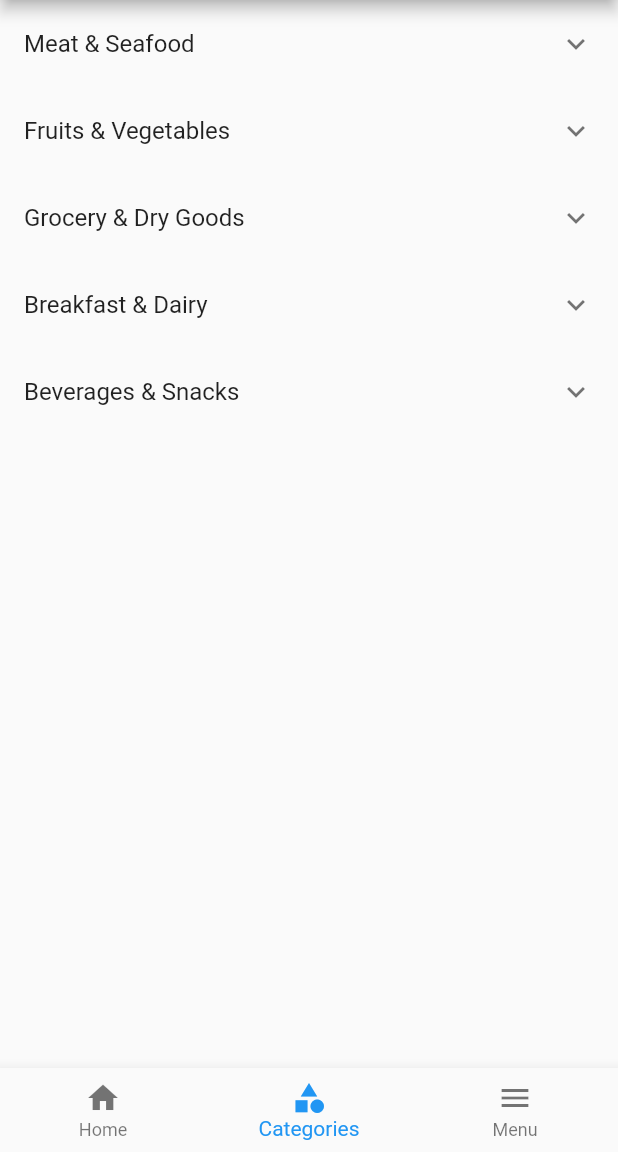
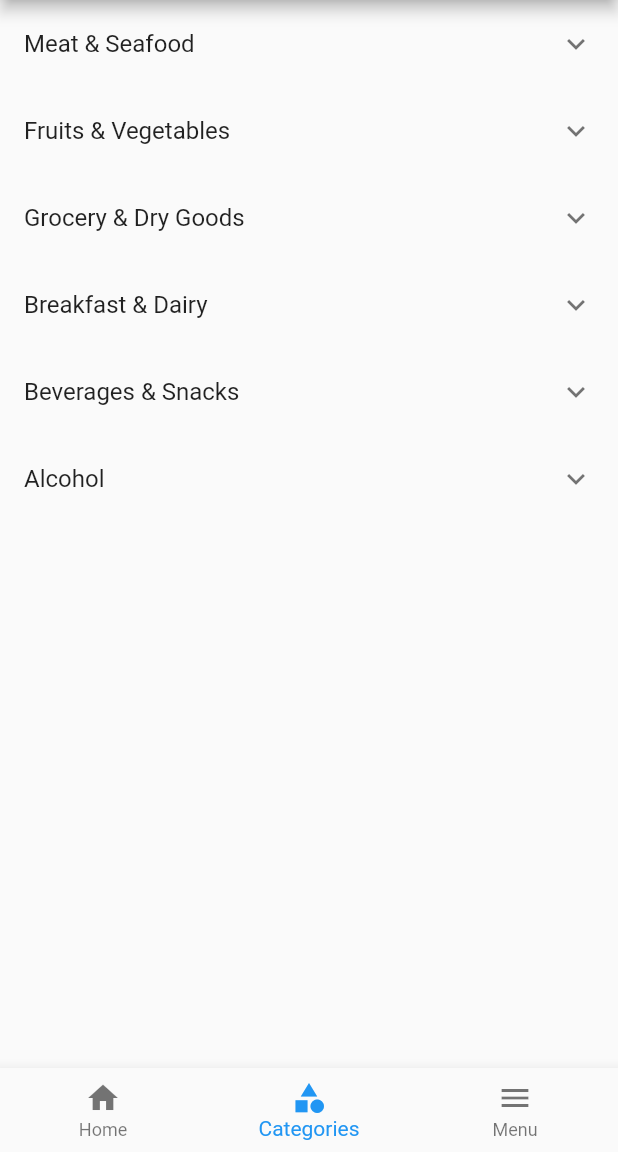
Before and after one commit to tayzarmein/zay_chin_clone_app, a Flutter app: the screen it shows after launch, item 2 of the bottom bar chosen, on a phone screen of 412 x 824 dp, the part 84-1236 px from its top. Run offline on Flutter 3.47's test engine with Material 2 defaults, Android fonts, the phone set to English and light mode, and no system bars; network calls fail.

Commit message:
added data_store and data transformation, refactor home_view, category_view

```diff
--- a/lib/categories.dart
+++ /dev/null
@@ -1,76 +0,0 @@
-import 'package:clone_zay_chin/data.dart';
-import 'package:flutter/material.dart';
-
-class Category extends StatelessWidget {
-  const Category({Key? key}) : super(key: key);
-
-  @override
-  Widget build(BuildContext context) {
-    List<Widget> resultData = [];
-    List<Widget> subCatData = [];
-
-    var categoryData = data['data'];
-
-    // categoryData!.map((e) => print(e));
-
-    categoryData!.forEach((element) {
-      element.forEach((key, value) {
-        resultData.add(ExpansionTile(
-          title: Text(key),
-          children: subCatData,
-        ));
-        value.forEach((element) {
-          subCatData.add(ListTile(
-            subtitle: Text(element),
-            onTap: () {},
-          ));
-        });
-      });
-
-      // if (element['mainCategory'] == 'Meat & Seafood') {
-      //   List<String> subCategoryData = element['subCategory'] as List<String>;
-
-      //   resultData.add(ExpansionTile(
-      //       title: Text(
-      //         element['mainCategory'].toString(),
-      //         style: kLabelTextStyle,
-      //       ),
-      //       trailing: Icon(Icons.ac_unit),
-      //       children: subCatData));
-
-      //   subCategoryData.forEach((element) {
-      //     subCatData.add(ListTile(
-      //       subtitle: Text(element
-      //           // style: kLabelTextStyle,
-      //           ),
-      //       onTap: () {},
-      //     ));
-      //   });
-      // } else if (element['mainCategory'] == 'Fruits & Vegetables') {
-      //   List<String> subCategoryData = element['subCategory'] as List<String>;
-
-      //   resultData.add(ExpansionTile(
-      //       title: Text(
-      //         element['mainCategory'].toString(),
-      //         style: kLabelTextStyle,
-      //       ),
-      //       trailing: Icon(Icons.ac_unit),
-      //       children: subCatData));
-
-      //   subCategoryData.forEach((element) {
-      //     subCatData.add(ListTile(
-      //       subtitle: Text(element
-      //           // style: kLabelTextStyle,
-      //           ),
-      //       onTap: () {},
-      //     ));
-      //   });
-      // }
-    });
-
-    return Scaffold(
-        body: ListView(
-      children: resultData,
-    ));
-  }
-}
--- /dev/null
+++ b/lib/category_view.dart
@@ -0,0 +1,46 @@
+import 'package:clone_zay_chin/sub_categories.dart';
+import 'package:flutter/material.dart';
+import 'data_store.dart';
+
+class CategoryView extends StatelessWidget {
+  const CategoryView({
+    Key? key,
+  }) : super(key: key);
+
+  @override
+  Widget build(BuildContext context) {
+    DataStore store = DataStore();
+
+    List<Widget> expansionTiles = [];
+
+    var categories = store.getCategories();
+
+    categories.forEach((category) {
+      List<SubCategory> subCategories =
+          store.getSubCategoriesFromCategory(category);
+
+      List<Widget> listTiles = subCategories
+          .map((subcategory) => ListTile(
+                subtitle: Text(subcategory.name),
+                onTap: () {
+                  Navigator.push(
+                      context,
+                      MaterialPageRoute(
+                          builder: (context) => SubCategoryPage(store
+                              .getProductsFromSubcategory(subcategory.name))));
+                },
+              ))
+          .toList();
+
+      expansionTiles.add(ExpansionTile(
+        title: Text(category.name),
+        children: listTiles,
+      ));
+    });
+
+    return Scaffold(
+        body: ListView(
+      children: expansionTiles,
+    ));
+  }
+}
--- a/lib/constants.dart
+++ b/lib/constants.dart
@@ -7,3 +7,6 @@ const kPriceTextStyle = TextStyle(
 const kAddToCartTextStyle = TextStyle(fontSize: 10.0, color: Color(0xFF1D1E66));
 const kItemDetailTextStyle = TextStyle(
     fontSize: 30.0, color: Color(0xFF1D1E66), fontWeight: FontWeight.bold);
+
+const kSubCategoryTextStyle = TextStyle(
+    fontSize: 25.0, color: Color(0xFF6C757D), fontWeight: FontWeight.bold);
--- a/lib/data.dart
+++ b/lib/data.dart
@@ -3,13 +3,14 @@
 var data = {
   "data": [
     {
-      "Meat & Seafood": [
+      "categoryName": "Meat & Seafood",
+      "meatData": [
         "Frog",
         "Chicken",
         "Fish",
         "Seafood",
         "Mutton",
-        "Port",
+        "Pork",
         "Beef",
         "Duck",
         "Bacon, Ham, Sausages & Meatball",
@@ -17,7 +18,8 @@ var data = {
       ],
     },
     {
-      "Fruits & Vegetables": [
+      "categoryName": "Fruits & Vegetables",
+      "fruitsData": [
         "Bean, Corn & More",
         "Broccoli, Cauliflower & Cabbage",
         "Buds & Shoots",
@@ -26,7 +28,8 @@ var data = {
       ],
     },
     {
-      "Grocery & Dry Goods": [
+      "categoryName": "Grocery & Dry Goods",
+      "groceryData": [
         "Baking & Dessert Items",
         "Cooking Oil",
         "Creamers & Condensed Milk",
@@ -40,7 +43,8 @@ var data = {
       ],
     },
     {
-      "Breakfast & Dairy": [
+      "categoryName": "Breakfast & Dairy",
+      "breakfastData": [
         "Bread",
         "Butter & Margerine",
         "Cereals & Cornflakes",
@@ -55,7 +59,8 @@ var data = {
       ],
     },
     {
-      "Beverages & Snacks": [
+      "categoryName": "Beverages & Snacks",
+      "beveragesData": [
         "Biscuits & Cakes",
         "Chips & Crackers",
         "Candy & Jelly",
@@ -70,3 +75,63 @@ var data = {
     }
   ]
 };
+
+var itemByCategory = {
+  "data": [
+    {
+      "name": "Chicken",
+      "chickenData": [
+        {
+          "name": "Chicken Leg",
+          "price": "1000 Ks",
+          "image": "images/chicken_leg.jpg"
+        },
+        {
+          "name": "Chicken Drumstick",
+          "price": "1000 Ks",
+          "image": "images/chicken_drumstick.jpg"
+        },
+        {
+          "name": "CP Chicken",
+          "price": "4000 Ks",
+          "image": "images/cp_whole_chicken.jpg"
+        }
+      ]
+    },
+    {
+      "name": "Pork",
+      "porkData": [
+        {
+          "name": "Pork Belly Slice",
+          "price": "2000 Ks",
+          "image": "images/pork_belly_slice.jpg"
+        },
+        {
+          "name": "Pork Ears",
+          "price": "2500 Ks",
+          "image": "images/pork_ears.jpg"
+        },
+        {
+          "name": "Prok Leg",
+          "price": "2000 Ks",
+          "image": "images/pork_leg.jpg"
+        },
+        {
+          "name": "Pork loin",
+          "price": "3000 Ks",
+          "image": "images/pork_loin.jpg"
+        },
+        {
+          "name": "Pork Rib",
+          "price": "2000 Ks",
+          "image": "images/pork_rib.jpg"
+        },
+        {
+          "name": "Pork Thigh",
+          "price": "4000 Ks",
+          "image": "images/pork_thigh.jpg"
+        }
+      ]
+    }
+  ],
+};
--- /dev/null
+++ b/lib/data_store.dart
@@ -0,0 +1,243 @@
+class Category {
+  String name;
+  // List<SubCategory> subCategory;
+  // List<Product> product;
+
+  Category({required this.name});
+}
+
+class SubCategory {
+  String name;
+  Category category;
+  // List<Product> product;
+
+  SubCategory({required this.name, required this.category});
+}
+
+class Product {
+  String name;
+  String price;
+  String image;
+  SubCategory subCategory;
+  Category category;
+
+  Product(
+      {required this.name,
+      required this.price,
+      required this.image,
+      required this.subCategory,
+      required this.category});
+}
+
+class DataStore {
+  late List<Category> categories;
+  late List<SubCategory> subCateories;
+  late List<Product> products;
+
+  DataStore() {
+    var meatSeafood = Category(name: 'Meat & Seafood');
+    var fruitsVegetable = Category(name: 'Fruits & Vegetables');
+    var groceryAndDryGood = Category(name: 'Grocery & Dry Goods');
+    var breakfastAndDairy = Category(name: 'Breakfast & Dairy');
+    var beverageAndSnack = Category(name: 'Beverages & Snacks');
+    var alcohol = Category(name: 'Alcohol');
+    this.categories = [
+      meatSeafood,
+      fruitsVegetable,
+      groceryAndDryGood,
+      breakfastAndDairy,
+      beverageAndSnack,
+      alcohol,
+    ];
+
+    var chicken = SubCategory(name: 'Chicken', category: meatSeafood);
+    var pork = SubCategory(name: 'Pork', category: meatSeafood);
+    var frog = SubCategory(name: 'Forg', category: meatSeafood);
+    var fish = SubCategory(name: 'Fish', category: meatSeafood);
+
+    var beanAndCorn =
+        SubCategory(name: 'Bean, Corn & More', category: fruitsVegetable);
+    var broccoliAndCauliflower = SubCategory(
+        name: 'Broccoli, Cauliflower & Cabbage', category: fruitsVegetable);
+    var budsAndShoots =
+        SubCategory(name: 'Buds & Shoots', category: fruitsVegetable);
+    var chilliAndLemon = SubCategory(
+        name: 'Chilli, Lemon, Carlic & Ginger', category: fruitsVegetable);
+    var fruit = SubCategory(name: 'Fruits', category: fruitsVegetable);
+
+    var whiskey = SubCategory(name: 'Whiskey', category: alcohol);
+    var beer = SubCategory(name: 'Beer', category: alcohol);
+
+    var softDrink = SubCategory(name: 'Soft Drink', category: beverageAndSnack);
+
+    this.subCateories = [
+      chicken,
+      pork,
+      frog,
+      fish,
+      beanAndCorn,
+      broccoliAndCauliflower,
+      budsAndShoots,
+      chilliAndLemon,
+      fruit,
+      whiskey,
+      beer,
+      softDrink
+    ];
+
+    var chickenLeg = Product(
+        name: 'Chicken leg',
+        price: '1000 Ks',
+        image:
+            'https://zaychin.sgp1.cdn.digitaloceanspaces.com/new/products/6704/2f93554226ba33c71658c252b4b6319a-160.jpg?2021-07-12',
+        category: meatSeafood,
+        subCategory: chicken);
+
+    var chickenMeat = Product(
+        name: 'Chicken Drumstick',
+        price: '1000 Ks',
+        image:
+            'https://zaychin.sgp1.cdn.digitaloceanspaces.com/new/products/6690/c6fdd6be23314b8f78c41fc655842392-160.jpg?2021-07-12',
+        subCategory: chicken,
+        category: meatSeafood);
+
+    var porkBellySlice = Product(
+        name: 'Pork Belly Slice',
+        price: '1000 Ks',
+        image:
+            'https://zaychin.sgp1.cdn.digitaloceanspaces.com/new/products/6913/76eeaf1c978537354544ea33c607cda6-160.jpg?2021-07-12',
+        category: meatSeafood,
+        subCategory: pork);
+
+    var porkEars = Product(
+        name: 'Pork Neck',
+        price: '1000 Ks',
+        image:
+            'https://zaychin.sgp1.cdn.digitaloceanspaces.com/new/products/6722/99eac65b61bb46bf18fe39d96e2016e4-160.jpg?2021-07-12',
+        category: meatSeafood,
+        subCategory: pork);
+
+    var apple = Product(
+        name: 'Apple',
+        price: '1000 Ks',
+        image:
+            'https://zaychin.sgp1.cdn.digitaloceanspaces.com/new/products/6348/7456e3f2ec89fb09c52804aebba11930-160.jpg?2021-07-12',
+        category: fruitsVegetable,
+        subCategory: fruit);
+
+    var banana = Product(
+        name: 'Banana',
+        price: '1000 Ks',
+        image:
+            'https://zaychin.sgp1.cdn.digitaloceanspaces.com/new/products/409/6295d0b28ce6020c060f6a6ce28ac25d-160.jpg?2021-07-12',
+        subCategory: fruit,
+        category: fruitsVegetable);
+
+    var carrot = Product(
+        name: 'Orange',
+        price: '1000 Ks',
+        image:
+            'https://zaychin.sgp1.cdn.digitaloceanspaces.com/new/products/5780/8a2c8fd9536f770bebbb71ee3172fef5-160.jpg?2021-07-12',
+        subCategory: fruit,
+        category: fruitsVegetable);
+
+    var goldLabel = Product(
+        name: 'Gold Label',
+        price: '1000 Ks',
+        image:
+            'https://cdn.shopify.com/s/files/1/0264/4521/7828/products/Gold_label_reserve_180x.jpg?v=1606929286',
+        subCategory: whiskey,
+        category: alcohol);
+
+    var hibiki = Product(
+        name: 'Hibiki',
+        price: '1000 Ks',
+        image:
+            'https://cdn.shopify.com/s/files/1/0264/4521/7828/products/Hibiki_Japnese_Whisky_180x.png?v=1606929299',
+        subCategory: whiskey,
+        category: alcohol);
+
+    var glenfiddich = Product(
+        name: 'Glenfiddich',
+        price: '1000 Ks',
+        image:
+            'https://cdn.shopify.com/s/files/1/0264/4521/7828/products/glenfiddich_12yo_700ml_bottle_group_5010327115115_aus_220x.jpg?v=1606929290',
+        subCategory: whiskey,
+        category: alcohol);
+
+    var maxPlus = Product(
+        name: 'Sunkist',
+        price: '1000 Ks',
+        image:
+            'https://zaychin.sgp1.cdn.digitaloceanspaces.com/new/products/232/94085fb6e954be378e162b9567102d84-160.jpg?2021-07-12',
+        subCategory: softDrink,
+        category: beverageAndSnack);
+
+    var milo = Product(
+        name: 'D-pop Cola',
+        price: '100 Ks',
+        image:
+            'https://zaychin.sgp1.cdn.digitaloceanspaces.com/new/products/7527/f10eb575e55ea8d69ecb2c51c01e7025-160.jpg?2021-07-12',
+        subCategory: softDrink,
+        category: beverageAndSnack);
+
+    var nescafe = Product(
+        name: 'Nescafe',
+        price: '1000 Ks',
+        image:
+            'https://zaychin.sgp1.cdn.digitaloceanspaces.com/new/products/210/2bb886b1c67391c9ee222352f5fe1080-160.jpg?2021-07-12',
+        subCategory: softDrink,
+        category: beverageAndSnack);
+
+    this.products = [
+      chickenLeg,
+      chickenMeat,
+      porkBellySlice,
+      porkEars,
+      apple,
+      banana,
+      carrot,
+      goldLabel,
+      hibiki,
+      glenfiddich,
+      maxPlus,
+      milo,
+      nescafe
+    ];
+  }
+
+  List<Category> getCategories() {
+    return categories;
+  }
+
+  List<Product> getProducts() {
+    return products;
+  }
+
+  List<Product> getAllProductsFromCategory(Category category) {
+    return products
+        .where((product) => product.category.name == category.name)
+        .toList();
+  }
+
+  List<SubCategory> getSubCategory() {
+    return subCateories;
+  }
+
+  List<SubCategory> getSubCategoriesFromCategory(Category category) {
+    var subCategoriesToBeReturned = this
+        .subCateories
+        .where((subCategories) => subCategories.category == category)
+        .toList();
+    return subCategoriesToBeReturned;
+  }
+
+  List<Product> getProductsFromSubcategory(String subCategoryName) {
+    var productsToBeReturned = this
+        .products
+        .where((product) => product.subCategory.name == subCategoryName)
+        .toList();
+
+    return productsToBeReturned;
+  }
+}
--- a/lib/home_page.dart
+++ b/lib/home_page.dart
@@ -1,7 +1,6 @@
-import 'package:clone_zay_chin/categories.dart';
-import 'package:clone_zay_chin/item.dart';
+import 'package:clone_zay_chin/category_view.dart';
+import 'package:clone_zay_chin/home_view.dart';
 import 'package:flutter/material.dart';
-import 'item_row.dart';
 
 class HomePage extends StatefulWidget {
   @override
@@ -11,103 +10,13 @@ class HomePage extends StatefulWidget {
 class _HomePageState extends State<HomePage> {
   int selectedIndex = 0;
 
-  List<Widget> widgetOptions = [
-    ListView(
-      children: [
-        ItemRow(
-          itemCategory: 'Fresh Fruits',
-          itemList: [
-            Item(
-                itemName: 'Sweet corn',
-                itemPrice: '1000 Ks',
-                itemImage: AssetImage('images/sweet_corn.png')),
-            Item(
-                itemName: 'Apple',
-                itemPrice: '1500 Ks',
-                itemImage: AssetImage('images/apple.png')),
-            Item(
-                itemName: 'Carrot',
-                itemPrice: '700 Ks',
-                itemImage: AssetImage('images/carrot.png')),
-            Item(
-                itemName: 'Banana',
-                itemPrice: '700 Ks',
-                itemImage: AssetImage('images/banana.png')),
-            Item(
-                itemName: 'Banana',
-                itemPrice: '700 Ks',
-                itemImage: AssetImage('images/banana.png')),
-            Item(
-                itemName: 'Banana',
-                itemPrice: '700 Ks',
-                itemImage: AssetImage('images/banana.png')),
-            Item(
-                itemName: 'Banana',
-                itemPrice: '700 Ks',
-                itemImage: AssetImage('images/banana.png'))
-          ],
-        ),
-        SizedBox(
-          height: 10.0,
-        ),
-        ItemRow(
-          itemCategory: 'Beverages',
-          itemList: [
-            Item(
-                itemName: 'Milo',
-                itemPrice: '2000 Ks',
-                itemImage: AssetImage('images/milo.jpg')),
-            Item(
-                itemName: 'Nescafe',
-                itemPrice: '2500 Ks',
-                itemImage: AssetImage('images/nescafe.jpg')),
-            Item(
-                itemName: 'Lactasoy',
-                itemPrice: '1800 Ks',
-                itemImage: AssetImage('images/lactasoy.png')),
-            Item(
-                itemName: 'Max Plus',
-                itemPrice: '600 Ks',
-                itemImage: AssetImage('images/max_plus.jpg')),
-            Item(
-                itemName: 'Max Plus',
-                itemPrice: '600 Ks',
-                itemImage: AssetImage('images/max_plus.jpg')),
-            Item(
-                itemName: 'Max Plus',
-                itemPrice: '600 Ks',
-                itemImage: AssetImage('images/max_plus.jpg'))
-          ],
-        ),
-        SizedBox(
-          height: 10.0,
-        ),
-        ItemRow(
-          itemCategory: 'Alcohols',
-          itemList: [
-            Item(
-                itemName: 'Gold Label',
-                itemPrice: '60000 Ks',
-                itemImage: AssetImage('images/gold_label.jpg')),
-            Item(
-                itemName: 'Yamakazi',
-                itemPrice: '260000 Ks',
-                itemImage: AssetImage('images/yamakazi.jpg')),
-            Item(
-                itemName: 'Glenfiddich',
-                itemPrice: '52400 Ks',
-                itemImage: AssetImage('images/glenfiddich.jpg')),
-            Item(
-                itemName: 'Hibiki',
-                itemPrice: '244000 Ks',
-                itemImage: AssetImage('images/hibiki.png'))
-          ],
-        ),
-      ],
-    ),
-    Category(),
-    Text('Menu')
-  ];
+  // DataStore store = DataStore();
+  //todo add some data
+
+  //initstate
+  //setstate(store);
+
+  List<Widget> widgetOptions = [HomeView(), CategoryView(), Text('Menu')];
 
   void onItemTapped(int index) {
     setState(() {
--- a/lib/item_detail.dart
+++ b/lib/item_detail.dart
@@ -26,9 +26,9 @@ class ItemDetail extends StatelessWidget {
                 child: Column(
                   crossAxisAlignment: CrossAxisAlignment.center,
                   children: [
-                    CircleAvatar(
-                      backgroundImage: AssetImage('images/apple.png'),
-                      radius: 100.0,
+                    Image.asset(
+                      'images/apple.png',
+                      scale: 2.0,
                     ),
                     Row(
                       children: [
```
Also changed, not shown: lib/home_view.dart (added, +28 -0 lines), lib/item.dart (+16 -13 lines), lib/item_row.dart (+18 -6 lines), lib/sub_categories.dart (added, +65 -0 lines), images/chicken_meat.jpeg (added).
